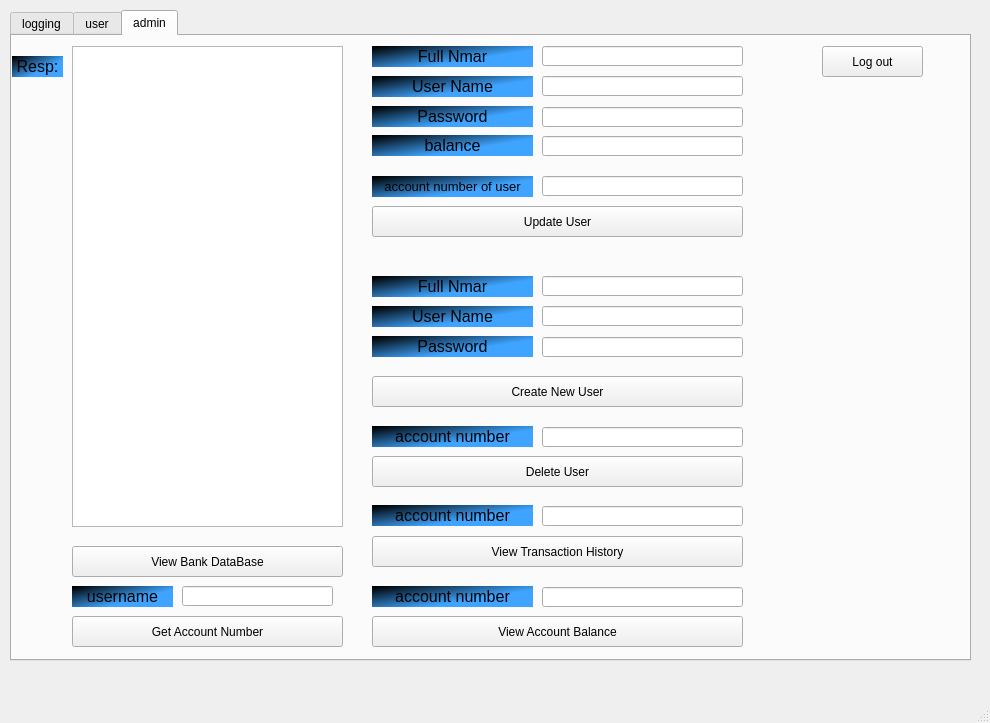
The window that mainwindow.ui (refaathassan/GUI-for-client-in-bank-system-using_Qt) describes before a commit, drawn with Qt 5.
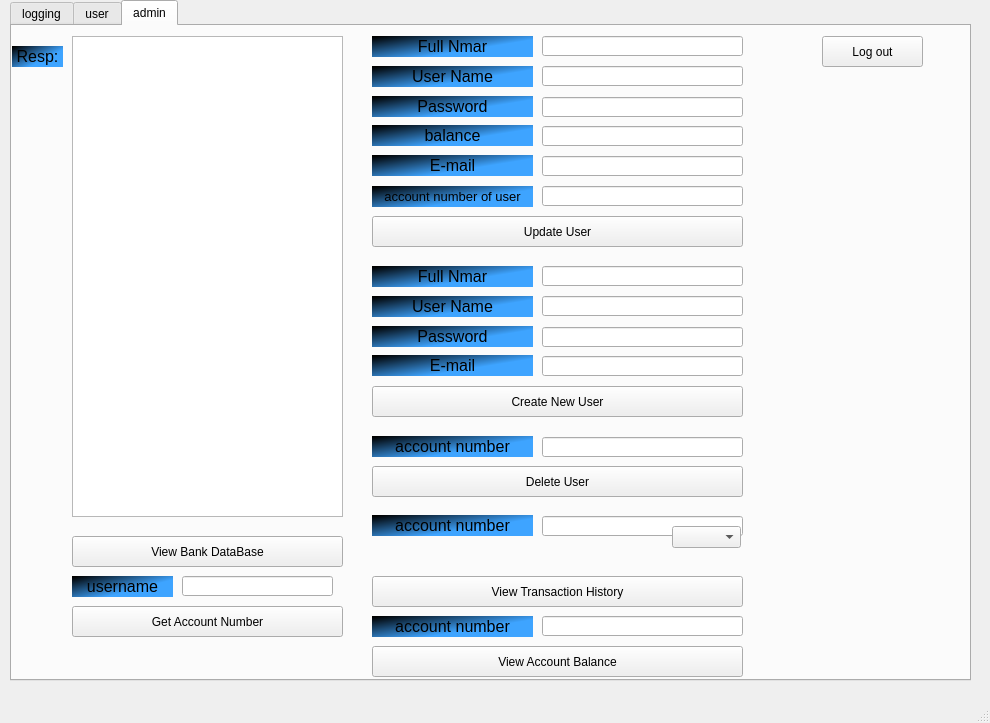
The same window after the commit.

What changed in the file:
```diff
--- a/mainwindow.ui
+++ b/mainwindow.ui
@@ -18,9 +18,9 @@
     <property name="geometry">
      <rect>
       <x>10</x>
-      <y>10</y>
+      <y>0</y>
       <width>961</width>
-      <height>651</height>
+      <height>681</height>
      </rect>
     </property>
     <property name="currentIndex">
@@ -392,7 +392,7 @@
       <property name="geometry">
        <rect>
         <x>360</x>
-        <y>550</y>
+        <y>590</y>
         <width>161</width>
         <height>21</height>
        </rect>
@@ -410,7 +410,7 @@
       <property name="geometry">
        <rect>
         <x>530</x>
-        <y>551</y>
+        <y>590</y>
         <width>201</width>
         <height>20</height>
        </rect>
@@ -420,7 +420,7 @@
       <property name="geometry">
        <rect>
         <x>360</x>
-        <y>580</y>
+        <y>620</y>
         <width>371</width>
         <height>31</height>
        </rect>
@@ -464,7 +464,7 @@
       <property name="geometry">
        <rect>
         <x>360</x>
-        <y>500</y>
+        <y>550</y>
         <width>371</width>
         <height>31</height>
        </rect>
@@ -480,7 +480,7 @@
       <property name="geometry">
        <rect>
         <x>360</x>
-        <y>469</y>
+        <y>489</y>
         <width>161</width>
         <height>21</height>
        </rect>
@@ -498,7 +498,7 @@
       <property name="geometry">
        <rect>
         <x>530</x>
-        <y>470</y>
+        <y>490</y>
         <width>201</width>
         <height>20</height>
        </rect>
@@ -524,7 +524,7 @@
       <property name="geometry">
        <rect>
         <x>360</x>
-        <y>420</y>
+        <y>440</y>
         <width>371</width>
         <height>31</height>
        </rect>
@@ -540,7 +540,7 @@
       <property name="geometry">
        <rect>
         <x>360</x>
-        <y>390</y>
+        <y>410</y>
         <width>161</width>
         <height>21</height>
        </rect>
@@ -558,7 +558,7 @@
       <property name="geometry">
        <rect>
         <x>530</x>
-        <y>391</y>
+        <y>411</y>
         <width>201</width>
         <height>20</height>
        </rect>
@@ -596,7 +596,7 @@
       <property name="geometry">
        <rect>
         <x>360</x>
-        <y>340</y>
+        <y>360</y>
         <width>371</width>
         <height>31</height>
        </rect>
@@ -724,7 +724,7 @@
       <property name="geometry">
        <rect>
         <x>360</x>
-        <y>170</y>
+        <y>190</y>
         <width>371</width>
         <height>31</height>
        </rect>
@@ -814,7 +814,7 @@
       <property name="geometry">
        <rect>
         <x>360</x>
-        <y>140</y>
+        <y>160</y>
         <width>161</width>
         <height>21</height>
        </rect>
@@ -832,12 +832,78 @@
       <property name="geometry">
        <rect>
         <x>530</x>
-        <y>140</y>
+        <y>160</y>
         <width>201</width>
         <height>20</height>
        </rect>
       </property>
      </widget>
+     <widget class="QComboBox" name="CBCount">
+      <property name="geometry">
+       <rect>
+        <x>660</x>
+        <y>500</y>
+        <width>69</width>
+        <height>22</height>
+       </rect>
+      </property>
+     </widget>
+     <widget class="QLineEdit" name="LECreateNewUseremail">
+      <property name="geometry">
+       <rect>
+        <x>530</x>
+        <y>330</y>
+        <width>201</width>
+        <height>20</height>
+       </rect>
+      </property>
+     </widget>
+     <widget class="QLabel" name="label_23">
+      <property name="geometry">
+       <rect>
+        <x>360</x>
+        <y>329</y>
+        <width>161</width>
+        <height>21</height>
+       </rect>
+      </property>
+      <property name="styleSheet">
+       <string notr="true">font: 16pt &quot;Segoe UI&quot;;
+color: rgb(0, 0, 0);
+background-color: qlineargradient(spread:pad, x1:0, y1:0.0681818, x2:0.744318, y2:0.665, stop:0 rgba(0, 0, 0, 255), stop:0.886364 rgba(62, 164, 255, 255));</string>
+      </property>
+      <property name="text">
+       <string>&lt;html&gt;&lt;head/&gt;&lt;body&gt;&lt;p align=&quot;center&quot;&gt;&lt;span style=&quot; font-size:12pt;&quot;&gt;E-mail&lt;/span&gt;&lt;/p&gt;&lt;/body&gt;&lt;/html&gt;</string>
+      </property>
+     </widget>
+     <widget class="QLineEdit" name="LEUpdateemail">
+      <property name="geometry">
+       <rect>
+        <x>530</x>
+        <y>130</y>
+        <width>201</width>
+        <height>20</height>
+       </rect>
+      </property>
+     </widget>
+     <widget class="QLabel" name="label_24">
+      <property name="geometry">
+       <rect>
+        <x>360</x>
+        <y>129</y>
+        <width>161</width>
+        <height>21</height>
+       </rect>
+      </property>
+      <property name="styleSheet">
+       <string notr="true">font: 16pt &quot;Segoe UI&quot;;
+color: rgb(0, 0, 0);
+background-color: qlineargradient(spread:pad, x1:0, y1:0.0681818, x2:0.744318, y2:0.665, stop:0 rgba(0, 0, 0, 255), stop:0.886364 rgba(62, 164, 255, 255));</string>
+      </property>
+      <property name="text">
+       <string>&lt;html&gt;&lt;head/&gt;&lt;body&gt;&lt;p align=&quot;center&quot;&gt;&lt;span style=&quot; font-size:12pt;&quot;&gt;E-mail&lt;/span&gt;&lt;/p&gt;&lt;/body&gt;&lt;/html&gt;</string>
+      </property>
+     </widget>
     </widget>
    </widget>
   </widget>
```
Left out of the diff: 22 changed lines with no effect on the pictures.
